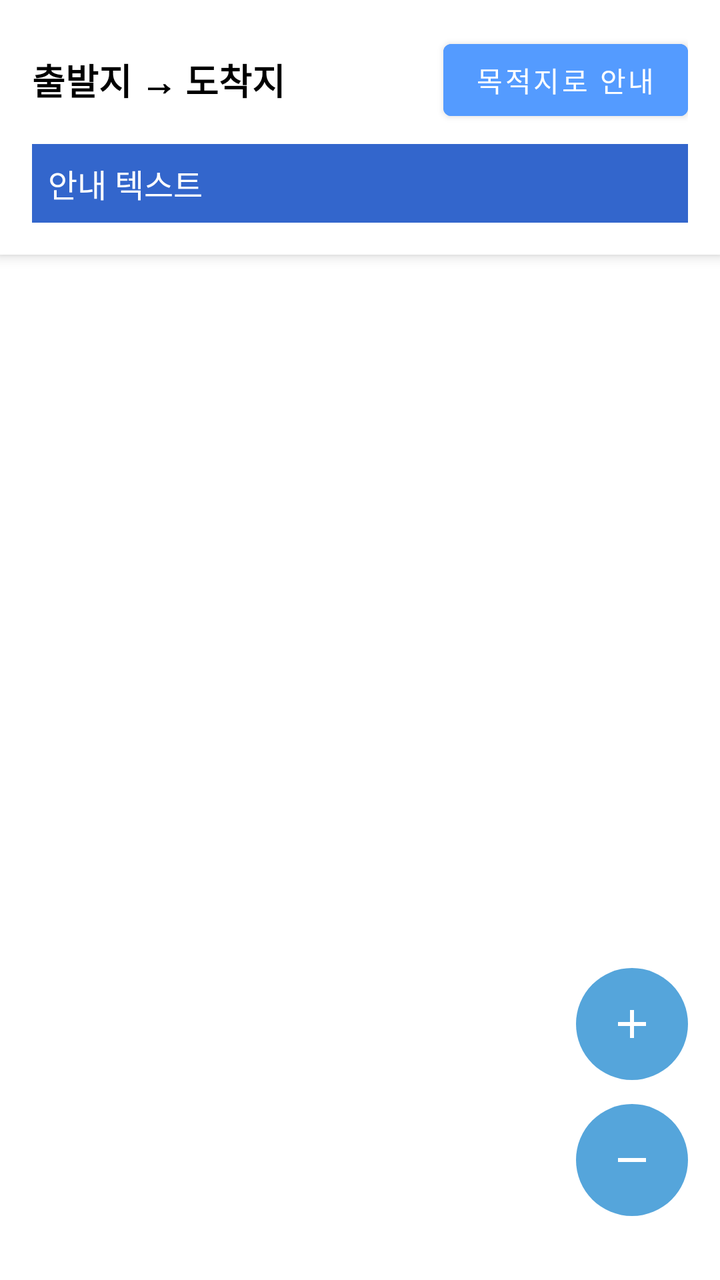
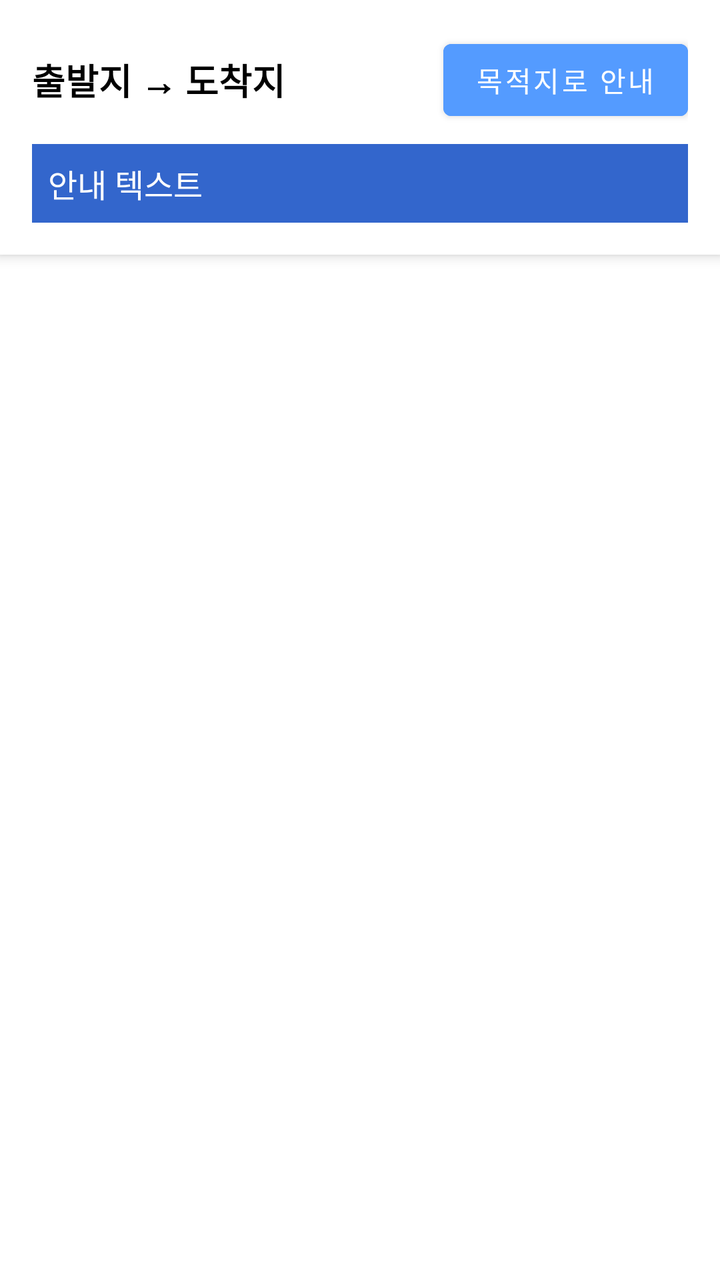

Before-and-after screenshots of an Android layout around one commit, followed by the original layout XML and the change that was made.
<!-- AndroidManifest.xml: application theme Theme.TaxiApp -->
<!-- res/layout/activity_navigation.xml -->
<?xml version="1.0" encoding="utf-8"?>
<androidx.constraintlayout.widget.ConstraintLayout
    xmlns:android="http://schemas.android.com/apk/res/android"
    xmlns:app="http://schemas.android.com/apk/res-auto"
    android:layout_width="match_parent"
    android:layout_height="match_parent">

    
    <LinearLayout
        android:id="@+id/info_panel"
        android:layout_width="0dp"
        android:layout_height="wrap_content"
        android:orientation="vertical"
        android:padding="16dp"
        android:background="#FFFFFF"
        android:elevation="4dp"
        app:layout_constraintTop_toTopOf="parent"
        app:layout_constraintStart_toStartOf="parent"
        app:layout_constraintEnd_toEndOf="parent">

        
        <LinearLayout
            android:layout_width="match_parent"
            android:layout_height="wrap_content"
            android:orientation="horizontal"
            android:gravity="center_vertical">

            
            <TextView
                android:id="@+id/map_header_text"
                android:layout_width="0dp"
                android:layout_height="wrap_content"
                android:layout_weight="1"
                android:text="출발지 → 도착지"
                android:textSize="18sp"
                android:textStyle="bold"
                android:textColor="#000000" />

            
            <Button
                android:id="@+id/btn_start_navi"
                android:layout_width="wrap_content"
                android:layout_height="wrap_content"
                android:text="목적지로 안내"
                android:backgroundTint="#549BFF"
                android:textColor="#FFFFFF"
                android:layout_marginStart="8dp" />

            
            <Button
                android:id="@+id/btn_stop_navi"
                android:layout_width="wrap_content"
                android:layout_height="wrap_content"
                android:text="안내 종료"
                android:backgroundTint="#549BFF"
                android:textColor="#FFFFFF"
                android:layout_marginStart="8dp"
                android:visibility="gone" />
        </LinearLayout>

        
        <TextView
            android:id="@+id/text_direction_banner"
            android:layout_width="match_parent"
            android:layout_height="wrap_content"
            android:background="#3366cc"
            android:textColor="#FFFFFF"
            android:text="안내 텍스트"
            android:padding="8dp"
            android:textSize="16sp"
            android:layout_marginTop="8dp"/>
    </LinearLayout>

    
    <FrameLayout
        android:id="@+id/map_container"
        android:layout_width="0dp"
        android:layout_height="0dp"
        app:layout_constraintTop_toBottomOf="@id/info_panel"
        app:layout_constraintBottom_toBottomOf="parent"
        app:layout_constraintStart_toStartOf="parent"
        app:layout_constraintEnd_toEndOf="parent" />

    
    <LinearLayout
        android:id="@+id/arrival_overlay"
        android:layout_width="match_parent"
        android:layout_height="wrap_content"
        android:orientation="vertical"
        android:background="#CCFFFFFF"
        android:padding="16dp"
        android:gravity="center"
        android:visibility="gone"
        android:elevation="10dp"
        app:layout_constraintTop_toTopOf="parent"
        app:layout_constraintBottom_toBottomOf="parent"
        app:layout_constraintStart_toStartOf="parent"
        app:layout_constraintEnd_toEndOf="parent">

        <TextView
            android:id="@+id/arrival_message"
            android:layout_width="wrap_content"
            android:layout_height="wrap_content"
            android:text="도착 메시지"
            android:textSize="18sp"
            android:textColor="#000000"
            android:textStyle="bold"
            android:layout_marginBottom="12dp" />

        <Button
            android:id="@+id/arrival_action_button"
            android:layout_width="wrap_content"
            android:layout_height="wrap_content"
            android:text="다음 단계"
            android:backgroundTint="#549BFF"
            android:textColor="#FFFFFF" />
    </LinearLayout>

    
    <LinearLayout
        android:id="@+id/zoom_control"
        android:layout_width="wrap_content"
        android:layout_height="wrap_content"
        android:orientation="vertical"
        android:layout_marginEnd="16dp"
        android:layout_marginBottom="32dp"
        app:layout_constraintBottom_toBottomOf="parent"
        app:layout_constraintEnd_toEndOf="parent">

        <ImageButton
            android:id="@+id/btn_zoom_in"
            android:layout_width="56dp"
            android:layout_height="56dp"
            android:background="@drawable/round_sky_button"
            android:src="@drawable/ic_add"
            android:contentDescription="확대" />

        <Space
            android:layout_width="wrap_content"
            android:layout_height="12dp" />

        <ImageButton
            android:id="@+id/btn_zoom_out"
            android:layout_width="56dp"
            android:layout_height="56dp"
            android:background="@drawable/round_sky_button"
            android:src="@drawable/ic_remove"
            android:contentDescription="축소" />
    </LinearLayout>

</androidx.constraintlayout.widget.ConstraintLayout>
<!-- resources referenced by this layout -->
<resources>
  <!-- drawable ic_add (drawable) -->
  <vector xmlns:android="http://schemas.android.com/apk/res/android"
      android:width="24dp" android:height="24dp"
      android:viewportWidth="24" android:viewportHeight="24">
      <path
          android:fillColor="#FFFFFF"
          android:pathData="M19,13h-6v6h-2v-6H5v-2h6V5h2v6h6v2z" />
  </vector>
  <!-- drawable ic_remove (drawable) -->
  <vector xmlns:android="http://schemas.android.com/apk/res/android"
      android:width="24dp" android:height="24dp"
      android:viewportWidth="24" android:viewportHeight="24">
      <path
          android:fillColor="#FFFFFF"
          android:pathData="M19,13H5v-2h14v2z" />
  </vector>
  <!-- drawable round_sky_button (drawable) -->
  <shape xmlns:android="http://schemas.android.com/apk/res/android"
      android:shape="oval">
      <solid android:color="#55A5DB" /> 
      <size android:width="56dp" android:height="56dp" />
  </shape>
  <style name="Theme.TaxiApp" parent="Theme.MaterialComponents.DayNight.NoActionBar">
          
          <item name="colorPrimary">@color/purple_500</item>
          <item name="colorPrimaryVariant">@color/purple_700</item>
          <item name="colorOnPrimary">@color/white</item>
          
          <item name="colorSecondary">@color/teal_200</item>
          <item name="colorSecondaryVariant">@color/teal_700</item>
          <item name="colorOnSecondary">@color/black</item>
          
          <item name="android:statusBarColor">?attr/colorPrimaryVariant</item>
          
      </style>
  <color name="purple_500">#FF6200EE</color>
  <color name="purple_700">#FF3700B3</color>
  <color name="white">#FFFFFFFF</color>
  <color name="teal_200">#FF03DAC5</color>
  <color name="teal_700">#FF018786</color>
  <color name="black">#FF000000</color>
</resources>

<!-- the commit's change to res/layout/activity_navigation.xml (unified diff, before → after) -->
@@ -116,36 +116,4 @@
             android:textColor="#FFFFFF" />
     </LinearLayout>
 
-    
-    <LinearLayout
-        android:id="@+id/zoom_control"
-        android:layout_width="wrap_content"
-        android:layout_height="wrap_content"
-        android:orientation="vertical"
-        android:layout_marginEnd="16dp"
-        android:layout_marginBottom="32dp"
-        app:layout_constraintBottom_toBottomOf="parent"
-        app:layout_constraintEnd_toEndOf="parent">
-
-        <ImageButton
-            android:id="@+id/btn_zoom_in"
-            android:layout_width="56dp"
-            android:layout_height="56dp"
-            android:background="@drawable/round_sky_button"
-            android:src="@drawable/ic_add"
-            android:contentDescription="확대" />
-
-        <Space
-            android:layout_width="wrap_content"
-            android:layout_height="12dp" />
-
-        <ImageButton
-            android:id="@+id/btn_zoom_out"
-            android:layout_width="56dp"
-            android:layout_height="56dp"
-            android:background="@drawable/round_sky_button"
-            android:src="@drawable/ic_remove"
-            android:contentDescription="축소" />
-    </LinearLayout>
-
 </androidx.constraintlayout.widget.ConstraintLayout>
<!-- resource entries referenced after the edit -->
@@ -1,27 +1,5 @@
 <!-- resources referenced by this layout -->
 <resources>
-  <!-- drawable ic_add (drawable) -->
-  <vector xmlns:android="http://schemas.android.com/apk/res/android"
-      android:width="24dp" android:height="24dp"
-      android:viewportWidth="24" android:viewportHeight="24">
-      <path
-          android:fillColor="#FFFFFF"
-          android:pathData="M19,13h-6v6h-2v-6H5v-2h6V5h2v6h6v2z" />
-  </vector>
-  <!-- drawable ic_remove (drawable) -->
-  <vector xmlns:android="http://schemas.android.com/apk/res/android"
-      android:width="24dp" android:height="24dp"
-      android:viewportWidth="24" android:viewportHeight="24">
-      <path
-          android:fillColor="#FFFFFF"
-          android:pathData="M19,13H5v-2h14v2z" />
-  </vector>
-  <!-- drawable round_sky_button (drawable) -->
-  <shape xmlns:android="http://schemas.android.com/apk/res/android"
-      android:shape="oval">
-      <solid android:color="#55A5DB" /> 
-      <size android:width="56dp" android:height="56dp" />
-  </shape>
   <style name="Theme.TaxiApp" parent="Theme.MaterialComponents.DayNight.NoActionBar">
           
           <item name="colorPrimary">@color/purple_500</item>
